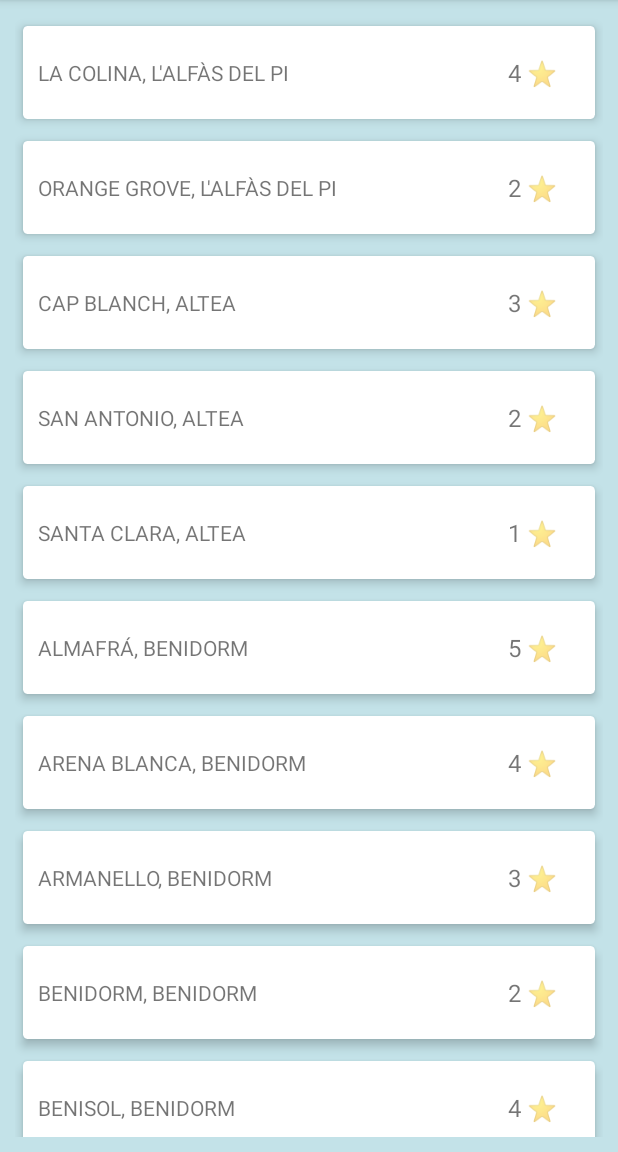
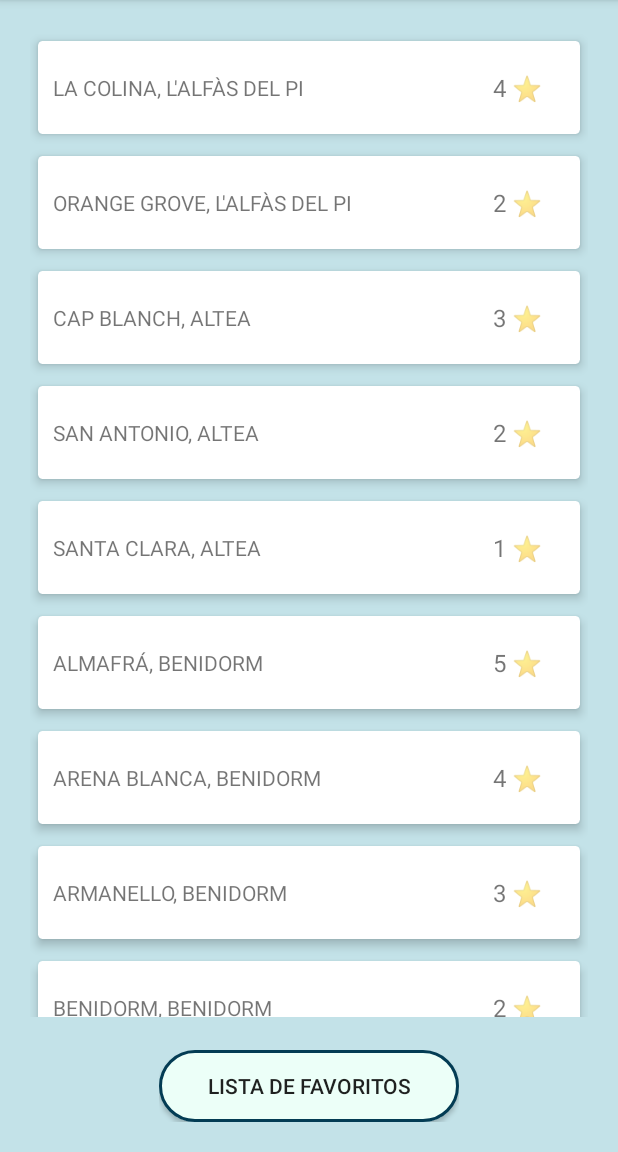
Before and after one commit to aljanue/campings-cv, an Android app: the screen it shows after launch (MainActivity), on a phone screen of 412 x 824 dp, the part 84-1236 px from its top. Run offline under Robolectric (Android 15) with nearby library versions, the phone set to English and light mode, and no system bars.

Commit message:
fragmento de capings favoritos y mapa de navegacion

```diff
--- a/CampingsCV/app/build.gradle.kts
+++ b/CampingsCV/app/build.gradle.kts
@@ -47,4 +47,6 @@ dependencies {
     androidTestImplementation("androidx.test.espresso:espresso-core:3.5.1")
     implementation("androidx.navigation:navigation-fragment-ktx:2.7.4")
     implementation("androidx.navigation:navigation-ui-ktx:2.7.4")
+    implementation("androidx.navigation:navigation-fragment-ktx:2.7.4")
+    implementation("androidx.navigation:navigation-ui-ktx:2.7.4")
 }
--- a/CampingsCV/app/src/main/java/xabier/alberto/uv/es/campingscv/Camping.kt
+++ b/CampingsCV/app/src/main/java/xabier/alberto/uv/es/campingscv/Camping.kt
@@ -1,8 +1,6 @@
 package xabier.alberto.uv.es.campingscv
-import android.os.Parcelable
-import kotlinx.parcelize.Parcelize
+import java.io.Serializable
 
-@Parcelize
 data class Camping(
     val nombre: String,
     val estrellas: String,
@@ -17,4 +15,4 @@ data class Camping(
     val plazas_parcela: String,
     val plazas_bungalow: String,
     val libre_acampada: String
-) : Parcelable
+) : Serializable
--- a/CampingsCV/app/src/main/java/xabier/alberto/uv/es/campingscv/CampingInfo.kt
+++ b/CampingsCV/app/src/main/java/xabier/alberto/uv/es/campingscv/CampingInfo.kt
@@ -14,6 +14,7 @@ import android.widget.TextView
 import androidx.fragment.app.Fragment
 import androidx.recyclerview.widget.RecyclerView
 
+@Suppress("DEPRECATION")
 class CampingInfo : Fragment() {
     var web: String? = null
     var direccion: String? = null
@@ -28,7 +29,7 @@ class CampingInfo : Fragment() {
         Log.d("InfoFragment", "ESTOY EN onCreateView")
 
         // Aquí puedes obtener los datos del camping del Bundle y mostrarlos en la vista
-        val camping = arguments?.getParcelable<Camping>("camping")
+        val camping = arguments?.getSerializable("camping") as? Camping
 
         // TODO: Mostrar los datos del camping en la vista
         val nombreID = view.findViewById<TextView>(R.id.nombre)
--- a/CampingsCV/app/src/main/java/xabier/alberto/uv/es/campingscv/CampingList.kt
+++ b/CampingsCV/app/src/main/java/xabier/alberto/uv/es/campingscv/CampingList.kt
@@ -4,7 +4,9 @@ import android.content.res.Resources
 import android.os.Bundle
 import android.util.Log
 import android.view.*
+import android.widget.Button
 import androidx.fragment.app.Fragment
+import androidx.navigation.fragment.findNavController
 import androidx.recyclerview.widget.LinearLayoutManager
 import androidx.recyclerview.widget.RecyclerView
 import org.json.JSONObject
@@ -35,6 +37,23 @@ class CampingList : Fragment() {
         return view
     }
 
+    override fun onViewCreated(view: View, savedInstanceState: Bundle?) {
+        super.onViewCreated(view, savedInstanceState)
+        setupCampingList(view)
+        val favListButton: Button = view.findViewById(R.id.fav_list)
+        favListButton.setOnClickListener {
+            findNavController().navigate(R.id.favList)
+        }
+    }
+
+    private fun setupCampingList(view: View) {
+        val campings = getData()
+        val rv: RecyclerView = view.findViewById(R.id.rv)
+        rv.layoutManager = LinearLayoutManager(context)
+        rv.adapter = MyAdapter(campings) { camping ->
+            (requireActivity() as MainActivity).showCampingDetail(camping as Camping)
+        }
+    }
     override fun onCreateOptionsMenu(menu: Menu, inflater: MenuInflater) {
         Log.d("MenuCreado", "ESTOY EN onCreateOptionsMenu ANTES DE INFLAR EL MENU")
         inflater.inflate(R.menu.options_menu, menu)
--- a/CampingsCV/app/src/main/java/xabier/alberto/uv/es/campingscv/MainActivity.kt
+++ b/CampingsCV/app/src/main/java/xabier/alberto/uv/es/campingscv/MainActivity.kt
@@ -2,29 +2,20 @@ package xabier.alberto.uv.es.campingscv
 
 import androidx.appcompat.app.AppCompatActivity
 import android.os.Bundle
+import androidx.navigation.Navigation
+import androidx.navigation.findNavController
 
 class MainActivity : AppCompatActivity() {
     override fun onCreate(savedInstanceState: Bundle?) {
         super.onCreate(savedInstanceState)
         setContentView(R.layout.activity_main)
-
-        // Cargar el MainFragment en el contenedor
-        if (savedInstanceState == null) {
-            supportFragmentManager.beginTransaction()
-                .replace(R.id.container, CampingList())
-                .commitNow()
-        }
     }
 
+
     fun showCampingDetail(camping: Camping) {
-        val fragment = CampingInfo().apply {
-            arguments = Bundle().apply {
-                putParcelable("camping", camping)
-            }
+        val bundle = Bundle().apply {
+            putSerializable("camping", camping)
         }
-
-        supportFragmentManager.beginTransaction()
-            .replace(R.id.container, fragment)
-            .commit()
+        findNavController(R.id.nav_host_fragment).navigate(R.id.navigateToCamping, bundle)
     }
 }
--- /dev/null
+++ b/CampingsCV/app/src/main/res/drawable/button.xml
@@ -0,0 +1,6 @@
+<?xml version="1.0" encoding="utf-8"?>
+<shape xmlns:android="http://schemas.android.com/apk/res/android">
+    <solid android:color="#ECFFF8"/> <!-- Color de fondo azul claro -->
+    <corners android:radius="30dp"/> <!-- Esquinas redondeadas -->
+    <stroke android:color="#033C54" android:width="2dp"/> <!-- Borde negro -->
+</shape>
--- a/CampingsCV/app/src/main/res/layout/activity_main.xml
+++ b/CampingsCV/app/src/main/res/layout/activity_main.xml
@@ -4,9 +4,16 @@
     android:layout_height="match_parent"
     xmlns:app="http://schemas.android.com/apk/res-auto">
 
-    <FrameLayout
-        android:id="@+id/container"
+    <androidx.fragment.app.FragmentContainerView
+        android:id="@+id/nav_host_fragment"
+        android:name="androidx.navigation.fragment.NavHostFragment"
         android:layout_width="match_parent"
-        android:layout_height="match_parent" />
+        android:layout_height="match_parent"
+        app:layout_constraintLeft_toLeftOf="parent"
+        app:layout_constraintRight_toRightOf="parent"
+        app:layout_constraintTop_toTopOf="parent"
+        app:layout_constraintBottom_toBottomOf="parent"
+        app:defaultNavHost="true"
+        app:navGraph="@navigation/main_graph" />
 
 </RelativeLayout>
--- a/CampingsCV/app/src/main/res/layout/camping_list.xml
+++ b/CampingsCV/app/src/main/res/layout/camping_list.xml
@@ -5,20 +5,43 @@
     android:layout_width="match_parent"
     android:layout_height="match_parent"
     android:background="#C3E2E8"
+    android:padding="20dp"
     tools:context=".MainActivity">
 
     <androidx.recyclerview.widget.RecyclerView
         android:id="@+id/rv"
         android:layout_width="match_parent"
         android:layout_height="match_parent"
-        android:layout_marginStart="10dp"
-        android:layout_marginTop="10dp"
-        android:layout_marginEnd="10dp"
-        android:layout_marginBottom="10dp"
+        android:layout_marginBottom="70dp"
         android:scrollbars="vertical"
         app:layout_constraintBottom_toBottomOf="parent"
         app:layout_constraintEnd_toEndOf="parent"
         app:layout_constraintStart_toStartOf="parent"
         app:layout_constraintTop_toTopOf="parent" />
 
+    <androidx.constraintlayout.widget.ConstraintLayout
+        android:id="@+id/button_layout"
+        android:layout_width="200dp"
+        android:layout_height="wrap_content"
+        android:layout_marginStart="20dp"
+        android:layout_marginEnd="20dp"
+        app:layout_constraintBottom_toBottomOf="parent"
+        app:layout_constraintEnd_toEndOf="parent"
+        app:layout_constraintStart_toStartOf="parent">
+
+        <Button
+            android:id="@+id/fav_list"
+            android:layout_width="match_parent"
+            android:layout_height="wrap_content"
+            android:background="@drawable/button"
+            android:paddingStart="15dp"
+            android:paddingTop="5dp"
+            android:paddingEnd="15dp"
+            android:paddingBottom="5dp"
+            android:text="Lista de favoritos"
+            app:layout_constraintBottom_toBottomOf="parent"
+            app:layout_constraintEnd_toEndOf="parent"
+            app:layout_constraintStart_toStartOf="parent"
+            app:layout_constraintTop_toTopOf="parent" />
+    </androidx.constraintlayout.widget.ConstraintLayout>
 </androidx.constraintlayout.widget.ConstraintLayout>
--- a/CampingsCV/app/src/main/res/navigation/main_graph.xml
+++ b/CampingsCV/app/src/main/res/navigation/main_graph.xml
@@ -1,4 +1,3 @@
-<?xml version="1.0" encoding="utf-8"?>
 <navigation xmlns:android="http://schemas.android.com/apk/res/android"
     xmlns:app="http://schemas.android.com/apk/res-auto"
     xmlns:tools="http://schemas.android.com/tools"
@@ -15,6 +14,11 @@
             app:destination="@id/campingInfo"
             app:enterAnim="@android:anim/fade_in"
             app:exitAnim="@android:anim/fade_out"/>
+        <action
+            android:id="@+id/navigateToFavList"
+            app:destination="@id/favList"
+            app:enterAnim="@android:anim/fade_in"
+            app:exitAnim="@android:anim/fade_out"/>
     </fragment>
     <fragment
         android:id="@+id/campingInfo"
@@ -22,4 +26,10 @@
         android:label="fragment_word"
         tools:layout="@layout/camping_info" >
     </fragment>
+    <fragment
+        android:id="@+id/favList"
+        android:name="xabier.alberto.uv.es.campingscv.favCampingList"
+        android:label="fragment_word"
+        tools:layout="@layout/fav_camping_list" >
+    </fragment>
 </navigation>
```
Also changed, not shown: CampingsCV/app/src/main/java/xabier/alberto/uv/es/campingscv/favAdapter.kt (added, +29 -0 lines), CampingsCV/app/src/main/java/xabier/alberto/uv/es/campingscv/favCampingList.kt (added, +23 -0 lines), CampingsCV/app/src/main/res/layout/fav_camping_list.xml (added, +17 -0 lines).
